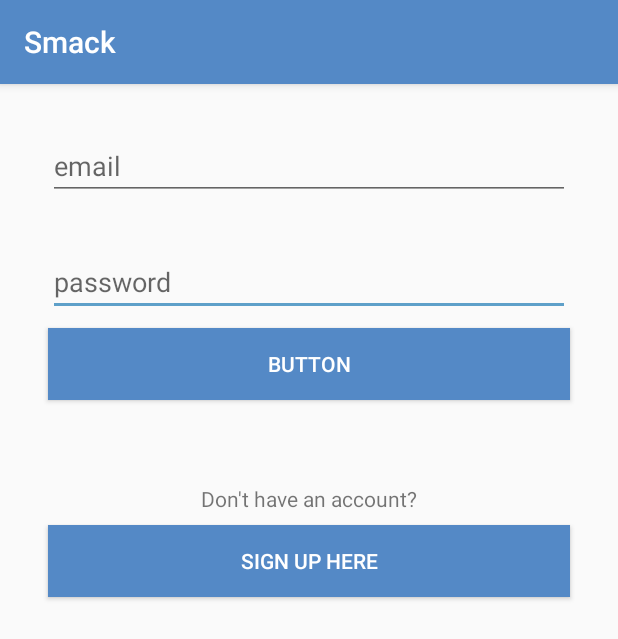
After one commit to r52698/Smack, an Android app: the LoginActivity screen opened directly, with no data from a screen before it, on a phone screen of 412 x 824 dp. The commit adds this screen. Shown: the top 639 px of the screen. Run offline under Robolectric (Android 15) with nearby library versions, the phone set to English and light mode, and no system bars.

Commit message:
lesson 3

```diff
--- a/app/build.gradle
+++ b/app/build.gradle
@@ -25,7 +25,7 @@ android {
 
 dependencies {
     implementation fileTree(dir: 'libs', include: ['*.jar'])
-    implementation"org.jetbrains.kotlin:kotlin-stdlib-jdk7:$kotlin_version"
+    implementation "org.jetbrains.kotlin:kotlin-stdlib-jdk7:$kotlin_version"
     implementation 'androidx.appcompat:appcompat:1.0.2'
     implementation 'androidx.core:core-ktx:1.0.2'
     implementation 'com.google.android.material:material:1.0.0'
--- a/app/src/main/AndroidManifest.xml
+++ b/app/src/main/AndroidManifest.xml
@@ -8,6 +8,7 @@
         android:label="@string/app_name"
         android:supportsRtl="true"
         android:theme="@style/AppTheme">
+        <activity android:name=".ui.LoginActivity"></activity>
         <activity
             android:name=".MainActivity"
             android:label="@string/app_name"
--- a/app/src/main/java/com/example/smack/MainActivity.kt
+++ b/app/src/main/java/com/example/smack/MainActivity.kt
@@ -1,5 +1,6 @@
 package com.example.smack
 
+import android.content.Intent
 import android.os.Bundle
 import com.google.android.material.floatingactionbutton.FloatingActionButton
 import com.google.android.material.snackbar.Snackbar
@@ -14,6 +15,7 @@ import androidx.appcompat.app.AppCompatActivity
 import androidx.appcompat.widget.Toolbar
 import android.view.Menu
 import android.view.View
+import com.example.smack.ui.LoginActivity
 
 class MainActivity : AppCompatActivity() {
 
@@ -46,7 +48,8 @@ class MainActivity : AppCompatActivity() {
     }
 
     fun loginBtnNavClicked(view: View) {
-
+        val loginIntent = Intent(this, LoginActivity::class.java)
+        startActivity(loginIntent)
     }
 
     fun addChannelClicked(view: View) {
--- /dev/null
+++ b/app/src/main/java/com/example/smack/ui/LoginActivity.kt
@@ -0,0 +1,22 @@
+package com.example.smack.ui
+
+import androidx.appcompat.app.AppCompatActivity
+import android.os.Bundle
+import android.view.View
+import com.example.smack.R
+
+class LoginActivity : AppCompatActivity() {
+
+    override fun onCreate(savedInstanceState: Bundle?) {
+        super.onCreate(savedInstanceState)
+        setContentView(R.layout.activity_login)
+    }
+
+    fun loginLoginBtnClicked (view: View) {
+
+    }
+
+    fun loginCreateUserBtnClicked (view: View) {
+
+    }
+}
--- /dev/null
+++ b/app/src/main/res/layout/activity_login.xml
@@ -0,0 +1,78 @@
+<?xml version="1.0" encoding="utf-8"?>
+<androidx.constraintlayout.widget.ConstraintLayout xmlns:android="http://schemas.android.com/apk/res/android"
+    xmlns:app="http://schemas.android.com/apk/res-auto"
+    xmlns:tools="http://schemas.android.com/tools"
+    android:layout_width="match_parent"
+    android:layout_height="match_parent"
+    tools:context=".ui.LoginActivity">
+
+    <EditText
+        android:id="@+id/loginPasswordText"
+        android:layout_width="0dp"
+        android:layout_height="wrap_content"
+        android:layout_marginStart="32dp"
+        android:layout_marginTop="32dp"
+        android:layout_marginEnd="32dp"
+        android:ems="10"
+        android:hint="password"
+        android:inputType="textPassword"
+        app:layout_constraintEnd_toEndOf="parent"
+        app:layout_constraintStart_toStartOf="parent"
+        app:layout_constraintTop_toBottomOf="@+id/loginEmailText" />
+
+    <EditText
+        android:id="@+id/loginEmailText"
+        android:layout_width="0dp"
+        android:layout_height="wrap_content"
+        android:layout_marginStart="32dp"
+        android:layout_marginTop="32dp"
+        android:layout_marginEnd="32dp"
+        android:ems="10"
+        android:hint="email"
+        android:inputType="textPersonName"
+        app:layout_constraintEnd_toEndOf="parent"
+        app:layout_constraintStart_toStartOf="parent"
+        app:layout_constraintTop_toTopOf="parent" />
+
+    <Button
+        android:id="@+id/loginLoginBtn"
+        android:layout_width="0dp"
+        android:layout_height="wrap_content"
+        android:layout_marginStart="32dp"
+        android:layout_marginTop="8dp"
+        android:layout_marginEnd="32dp"
+        android:background="@color/colorPrimary"
+        android:onClick="loginLoginBtnClicked"
+        android:text="Button"
+        android:textColor="@android:color/white"
+        app:layout_constraintEnd_toEndOf="parent"
+        app:layout_constraintStart_toStartOf="parent"
+        app:layout_constraintTop_toBottomOf="@+id/loginPasswordText" />
+
+    <TextView
+        android:id="@+id/textView"
+        android:layout_width="wrap_content"
+        android:layout_height="wrap_content"
+        android:layout_marginStart="32dp"
+        android:layout_marginTop="56dp"
+        android:layout_marginEnd="32dp"
+        android:text="Don't have an account?"
+        app:layout_constraintEnd_toEndOf="parent"
+        app:layout_constraintStart_toStartOf="parent"
+        app:layout_constraintTop_toBottomOf="@+id/loginLoginBtn" />
+
+    <Button
+        android:id="@+id/loginCreateUSerBtnClicked"
+        android:layout_width="0dp"
+        android:layout_height="wrap_content"
+        android:layout_marginStart="32dp"
+        android:layout_marginTop="8dp"
+        android:layout_marginEnd="32dp"
+        android:background="@color/colorPrimary"
+        android:onClick="loginCreateUserBtnClicked"
+        android:text="Sign up here"
+        android:textColor="@android:color/white"
+        app:layout_constraintEnd_toEndOf="parent"
+        app:layout_constraintStart_toStartOf="parent"
+        app:layout_constraintTop_toBottomOf="@+id/textView" />
+</androidx.constraintlayout.widget.ConstraintLayout>
--- a/app/src/main/res/layout/nav_header_main.xml
+++ b/app/src/main/res/layout/nav_header_main.xml
@@ -13,7 +13,7 @@
         android:id="@+id/userImageNavHeader"
         android:layout_width="70dp"
         android:layout_height="70dp"
-        android:layout_marginStart="16dp"
+        android:layout_marginStart="12dp"
         android:layout_marginBottom="16dp"
         android:contentDescription="@string/nav_header_desc"
         android:paddingTop="@dimen/nav_header_vertical_spacing"
@@ -47,7 +47,7 @@
         android:id="@+id/loginBtnNavHeader"
         android:layout_width="wrap_content"
         android:layout_height="32dp"
-        android:layout_marginStart="16dp"
+        android:layout_marginStart="4dp"
         android:layout_marginBottom="16dp"
         android:background="@android:color/transparent"
         android:onClick="loginBtnNavClicked"
```
